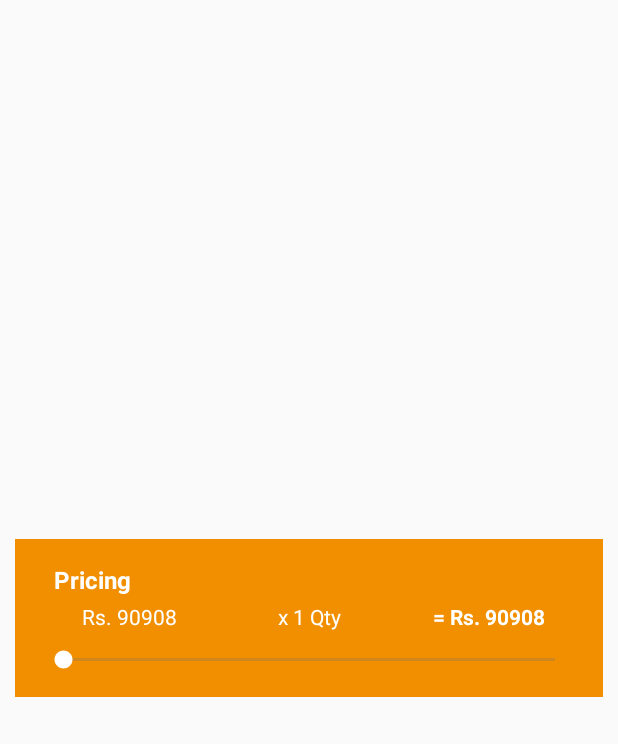
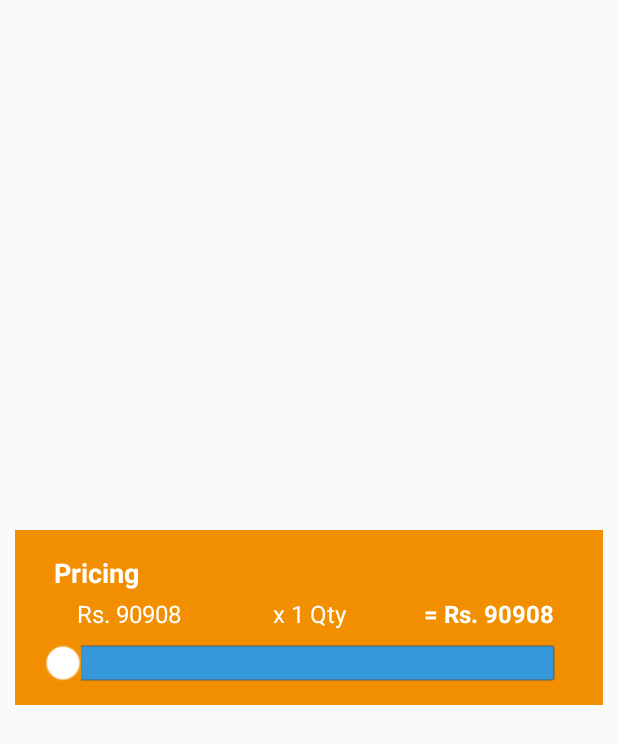
Before and after one commit to sagar091/Agam-Tradeilnks, an Android app: the layout add_cart_dialog.xml on its own in the app's theme, with its tools: preview values and no code run, on a phone screen of 412 x 824 dp. Shown: the top 744 px of the screen. Run offline under Robolectric (Android 15) with nearby library versions, the light colour scheme and no system bars; network calls fail.

Commit message:
office-work-2

```diff
--- a/app/src/main/java/com/example/sagar/myapplication/ui/SplashActivity.java
+++ b/app/src/main/java/com/example/sagar/myapplication/ui/SplashActivity.java
@@ -8,6 +8,7 @@ import android.os.Bundle;
 
 import com.example.sagar.myapplication.R;
 import com.example.sagar.myapplication.helper.ComplexPreferences;
+import com.example.sagar.myapplication.marketing.activity.MarketingDrawerActivity;
 import com.example.sagar.myapplication.model.UserProfile;
 import com.example.sagar.myapplication.retailer.RetailerDrawerActivity;
 
@@ -39,7 +40,7 @@ public class SplashActivity extends AppCompatActivity {
                     userType = currentUser.user_type;
 
                     if (userType.equals("1")) {
-                        intent = new Intent(SplashActivity.this, CheckInActivity.class);
+                        intent = new Intent(SplashActivity.this, MarketingDrawerActivity.class);
                     } else {
                         intent = new Intent(SplashActivity.this, RetailerDrawerActivity.class);
                     }
--- /dev/null
+++ b/app/src/main/res/drawable/background_fill.xml
@@ -0,0 +1,11 @@
+<?xml version="1.0" encoding="utf-8"?>
+<shape xmlns:android="http://schemas.android.com/apk/res/android">
+
+    <solid android:color="@color/primaryColor"></solid>
+
+    <corners android:radius="3px" />
+
+    <stroke
+        android:width="1dp"
+        android:color="#70555555" />
+</shape>
--- /dev/null
+++ b/app/src/main/res/drawable/progress.xml
@@ -0,0 +1,10 @@
+<?xml version="1.0" encoding="utf-8"?>
+<layer-list xmlns:android="http://schemas.android.com/apk/res/android">
+    <item
+        android:id="@android:id/background"
+        android:drawable="@drawable/background_fill" />
+
+    <item android:id="@android:id/progress">
+        <clip android:drawable="@drawable/progress_fill" />
+    </item>
+</layer-list>
--- /dev/null
+++ b/app/src/main/res/drawable/progress_fill.xml
@@ -0,0 +1,11 @@
+<?xml version="1.0" encoding="utf-8"?>
+<shape xmlns:android="http://schemas.android.com/apk/res/android">
+
+    <solid android:color="@color/white"></solid>
+
+    <corners android:radius="3px" />
+
+    <stroke
+        android:width="1dp"
+        android:color="#70555555" />
+</shape>
--- a/app/src/main/res/layout/add_cart_dialog.xml
+++ b/app/src/main/res/layout/add_cart_dialog.xml
@@ -24,7 +24,7 @@
                 android:layout_marginLeft="10dp"
                 android:text="Pricing"
                 android:textColor="@color/white"
-                android:textSize="16sp"
+                android:textSize="18sp"
                 android:textStyle="bold" />
         </RelativeLayout>
 
@@ -41,7 +41,8 @@
                 android:layout_weight="1"
                 android:gravity="center"
                 android:text="Rs. 90908"
-                android:textColor="@color/white" />
+                android:textColor="@color/white"
+                android:textSize="16sp" />
 
             <TextView
                 android:id="@+id/unitQty"
@@ -50,7 +51,8 @@
                 android:layout_weight="1"
                 android:gravity="center"
                 android:text="x 1 Qty"
-                android:textColor="@color/white" />
+                android:textColor="@color/white"
+                android:textSize="16sp" />
 
             <TextView
                 android:id="@+id/unitTotalPrice"
@@ -60,15 +62,18 @@
                 android:gravity="center"
                 android:text="= Rs. 90908"
                 android:textColor="@color/white"
+                android:textSize="16sp"
                 android:textStyle="bold" />
 
         </LinearLayout>
 
         <SeekBar
-            android:id="@+id/seekBar"
+            android:id="@+id/seekbar"
             android:layout_width="match_parent"
             android:layout_height="wrap_content"
             android:layout_marginTop="10dp"
-            android:thumbTint="@color/white" />
+            android:max="100"
+            android:progressDrawable="@drawable/progress"
+            android:thumb="@drawable/ic_thumb" />
     </LinearLayout>
 </LinearLayout>
```
Also changed, not shown: app/src/main/java/com/example/sagar/myapplication/customComponent/CustomBaseDialog.java (added, +74 -0 lines), app/src/main/java/com/example/sagar/myapplication/marketing/fragment/HomeMarketingFragment.java (+15 -2 lines), app/src/main/res/drawable-hdpi/ic_thumb.png (added), 1 other file.
